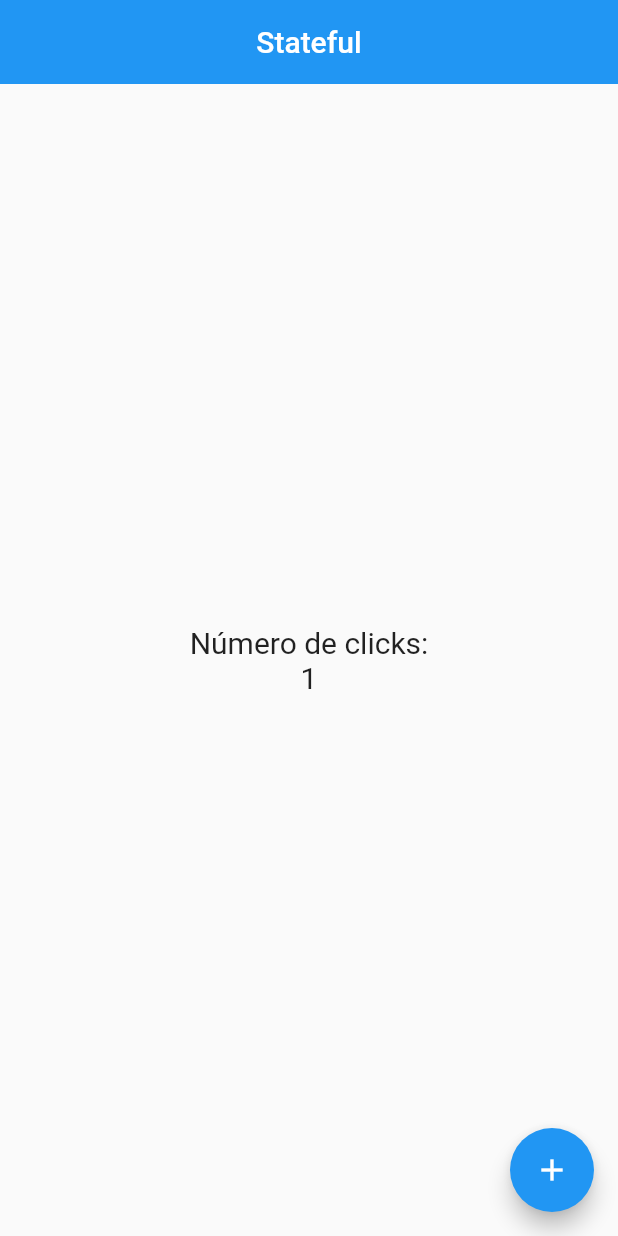
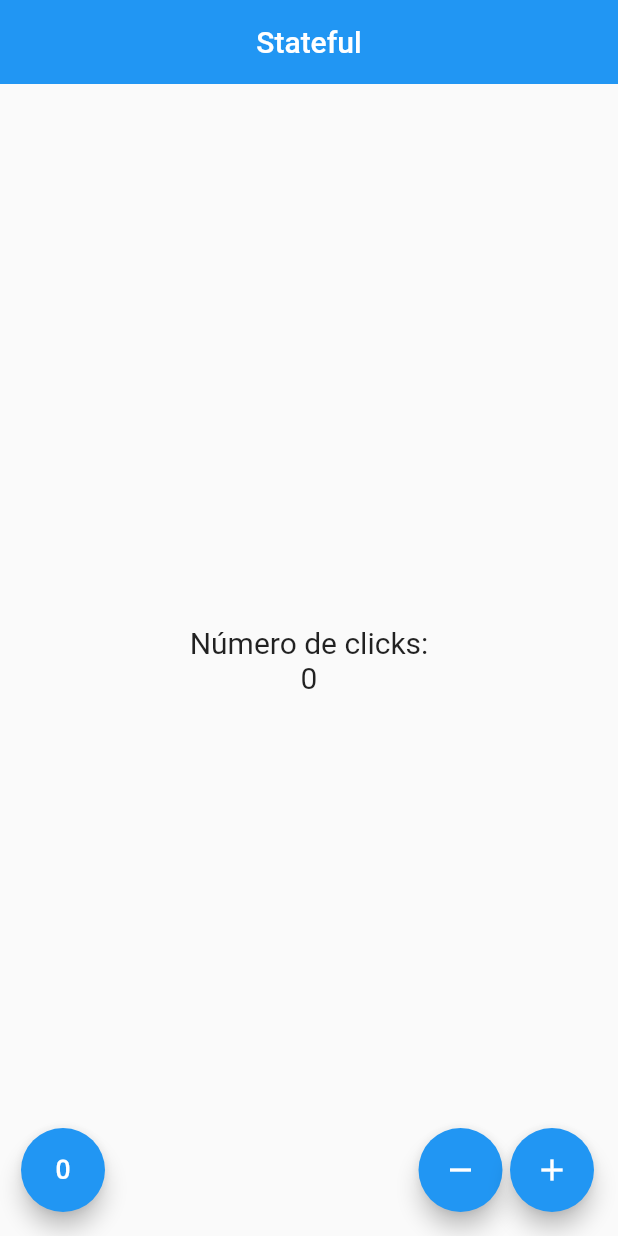
Before and after one commit to FoviUserNeto/devFlutter, a Flutter app: the screen it shows after launch, after a tap on the "add" icon, on a phone screen of 412 x 824 dp. Run offline on Flutter 3.47's test engine with Material 2 defaults, Android fonts, the phone set to English and light mode, and no system bars.

```diff
--- a/contador/lib/src/pages/contador_page.dart
+++ b/contador/lib/src/pages/contador_page.dart
@@ -31,16 +31,26 @@ class _ContadorPageState extends State<ContadorPage>{
           ],
         ),
       ),
-      floatingActionButton: FloatingActionButton(
-        child: Icon(Icons.add),
-        onPressed: (){
-          //conteo = conteo + 1;
-          setState(() {
-            _conteo++;
-          });
-        },
-      ),
+      floatingActionButton: _crearBotones()
     );
   }
 
+Widget _crearBotones(){
+  return Row(
+    mainAxisAlignment: MainAxisAlignment.end,
+    children: [
+      SizedBox(width: 30.0),
+      FloatingActionButton(child: Icon(Icons.exposure_zero), onPressed: () {  }),
+      Expanded(child: SizedBox()),
+      FloatingActionButton(child: Icon(Icons.remove), onPressed: () {  }),
+      SizedBox(width: 5.0,),
+      FloatingActionButton(child: Icon(Icons.add), onPressed: () {  }),
+    ],
+  );
+
+
+
+
 }
+
+}
```
